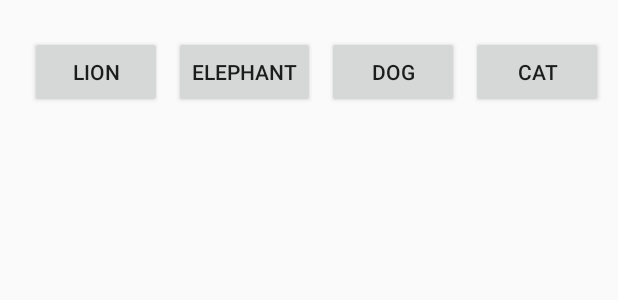
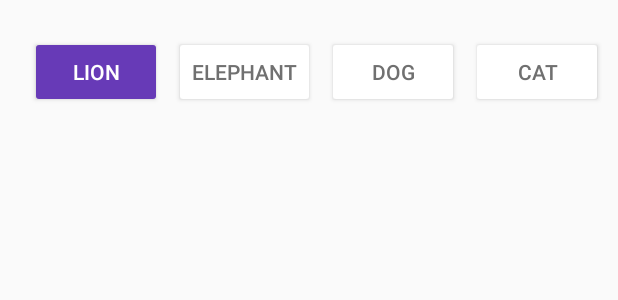
Before and after one commit to dev7odaa/Android_Fragment_Transactions, an Android app: the layout activity_main.xml on its own in the app's theme, with its tools: preview values and no code run, on a phone screen of 412 x 824 dp. Shown: the top 300 px of the screen. Run offline under Robolectric (Android 15) with nearby library versions, the phone set to English and light mode, and no system bars.

Commit message:
change color of Buttons

```diff
--- a/app/src/main/res/layout/activity_main.xml
+++ b/app/src/main/res/layout/activity_main.xml
@@ -28,35 +28,55 @@
                 android:layout_height="wrap_content"
                 android:text="@string/lion"
                 android:layout_marginStart="20dp"
-                android:layout_marginEnd="8dp"/>
+                android:layout_marginEnd="8dp"
+                android:textColor="@color/white"
+                android:backgroundTint="@color/primary"
+                app:strokeColor="@color/gray"
+                app:strokeWidth="1dp"/>
 
             <Button
                 android:id="@+id/btn_elephant"
                 android:layout_width="wrap_content"
                 android:layout_height="wrap_content"
                 android:text="@string/elephant"
-                android:layout_marginEnd="8dp"/>
+                android:textColor="@color/gray"
+                android:backgroundTint="@color/white"
+                android:layout_marginEnd="8dp"
+                app:strokeColor="@color/gray"
+                app:strokeWidth="1dp"/>
 
             <Button
                 android:id="@+id/btn_dog"
                 android:layout_width="wrap_content"
                 android:layout_height="wrap_content"
                 android:text="@string/dog"
-                android:layout_marginEnd="8dp"/>
+                android:layout_marginEnd="8dp"
+                android:textColor="@color/gray"
+                android:backgroundTint="@color/white"
+                app:strokeColor="@color/gray"
+                app:strokeWidth="1dp"/>
 
             <Button
                 android:id="@+id/btn_cat"
                 android:layout_width="wrap_content"
                 android:layout_height="wrap_content"
                 android:text="@string/cat"
-                android:layout_marginEnd="8dp"/>
+                android:layout_marginEnd="8dp"
+                android:textColor="@color/gray"
+                android:backgroundTint="@color/white"
+                app:strokeColor="@color/gray"
+                app:strokeWidth="1dp"/>
 
             <Button
                 android:id="@+id/btn_sheep"
                 android:layout_width="wrap_content"
                 android:layout_height="wrap_content"
                 android:text="@string/sheep"
-                android:layout_marginEnd="8dp"/>
+                android:layout_marginEnd="8dp"
+                android:textColor="@color/gray"
+                android:backgroundTint="@color/white"
+                app:strokeColor="@color/gray"
+                app:strokeWidth="1dp"/>
 
         </LinearLayout>
     </HorizontalScrollView>
--- a/app/src/main/res/values/colors.xml
+++ b/app/src/main/res/values/colors.xml
@@ -1,5 +1,7 @@
 <?xml version="1.0" encoding="utf-8"?>
 <resources>
+    <color name="primary">#673AB7</color>
     <color name="black">#FF000000</color>
     <color name="white">#FFFFFFFF</color>
+    <color name="gray">#707070</color>
 </resources>
```
Also changed, not shown: app/src/main/java/com/example/fragmenttransactions/MainActivity.kt (+71 -5 lines).
